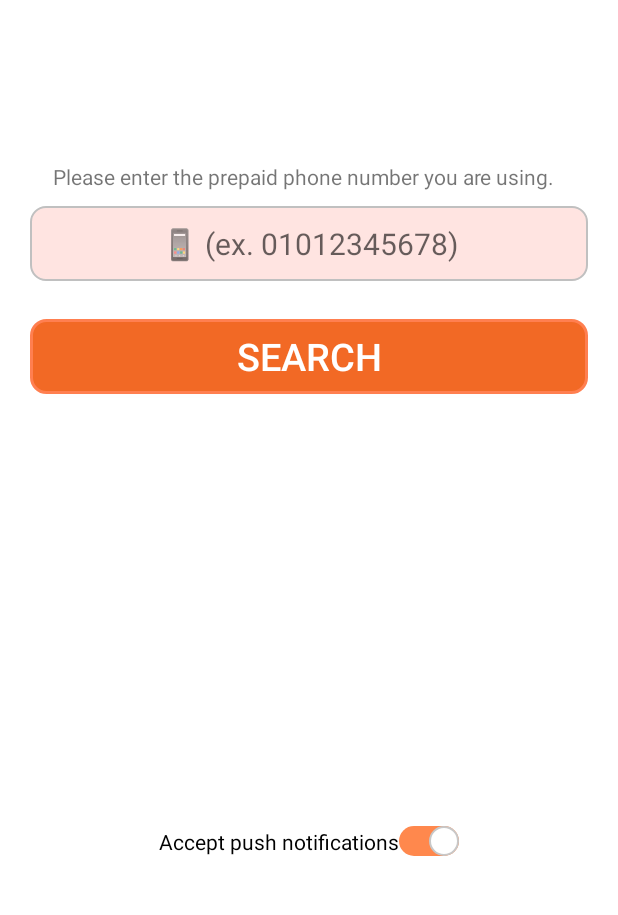
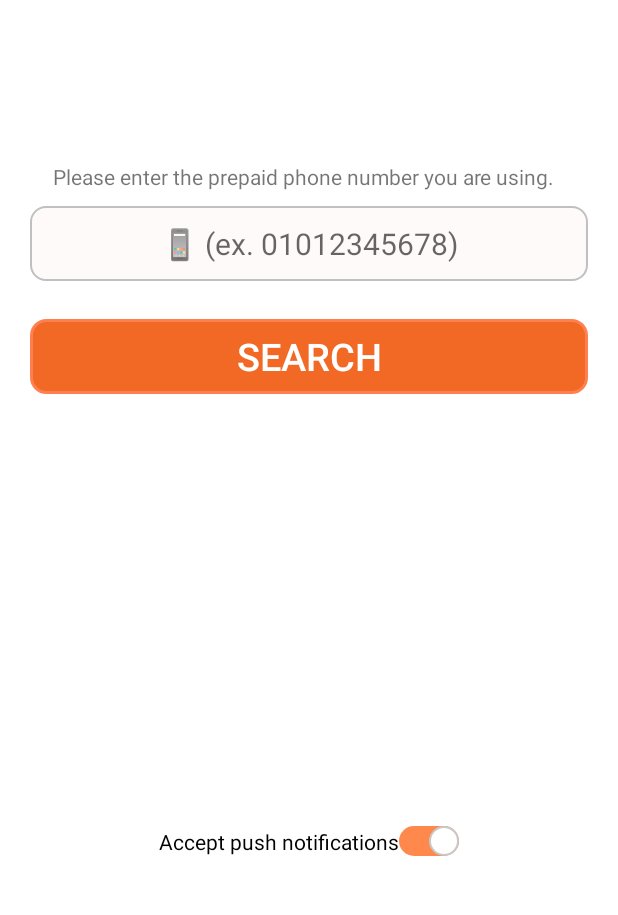
Before and after one commit to Bansj/prepaid_Smartel, an Android app: the screen it shows after launch (MainActivity), on a phone screen of 412 x 824 dp, the part 289-1204 px from its top. Run offline under Robolectric (Android 15) with nearby library versions, the phone set to English and light mode, and no system bars; our stand-ins replace Volley.

Commit message:
선불폰 조회창 editText 포커스 되었을때 색상 변경

```diff
--- a/app/src/main/res/drawable/editbox_action_shape.xml
+++ b/app/src/main/res/drawable/editbox_action_shape.xml
@@ -1,7 +1,7 @@
 <?xml version="1.0" encoding="utf-8"?>
 <selector xmlns:android="http://schemas.android.com/apk/res/android">
 
-    <!-- 에디트텍스트가 포커스를 받았을때의 모양 및 색상 -->
+    <!-- 에디트텍스트가 포커스를 받았을때의 모양 및 색상FFE4E1 -->
 
     <item android:state_focused="true">
 
@@ -12,7 +12,7 @@
                 android:color="#C0C0C0" />
             <corners android:radius="1dp"/>
             <solid
-                android:color="#FFE4E1" />
+                android:color="#FFFAFA" />
             <corners
                 android:bottomLeftRadius="10dp"
                 android:bottomRightRadius="10dp"
```
